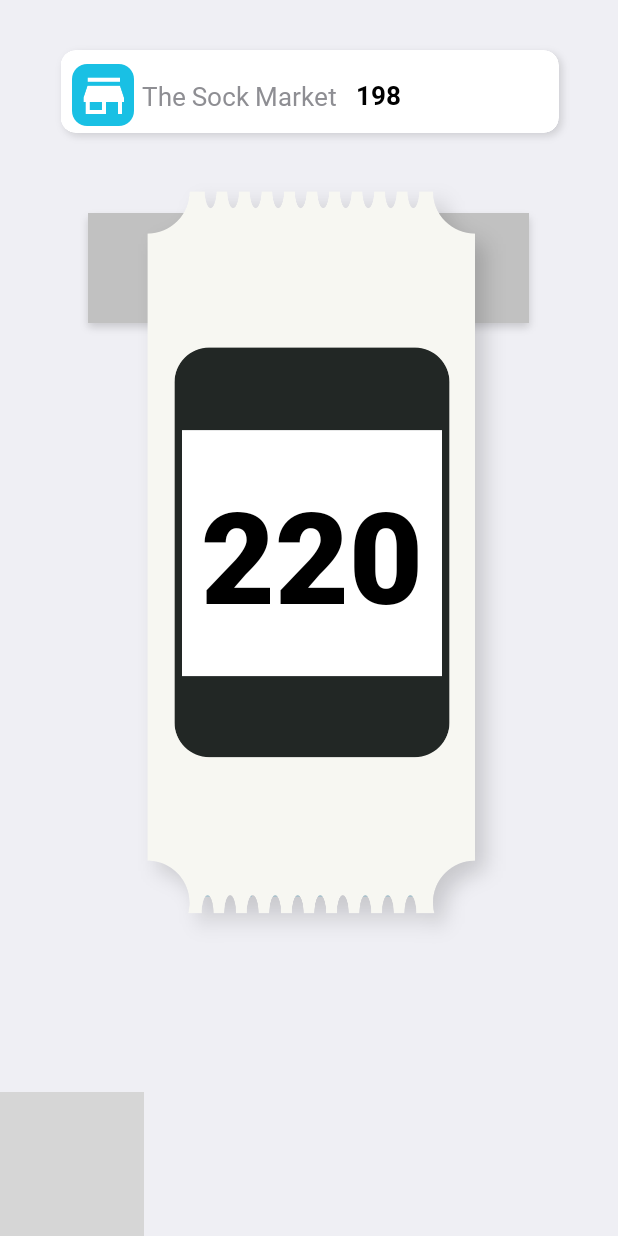
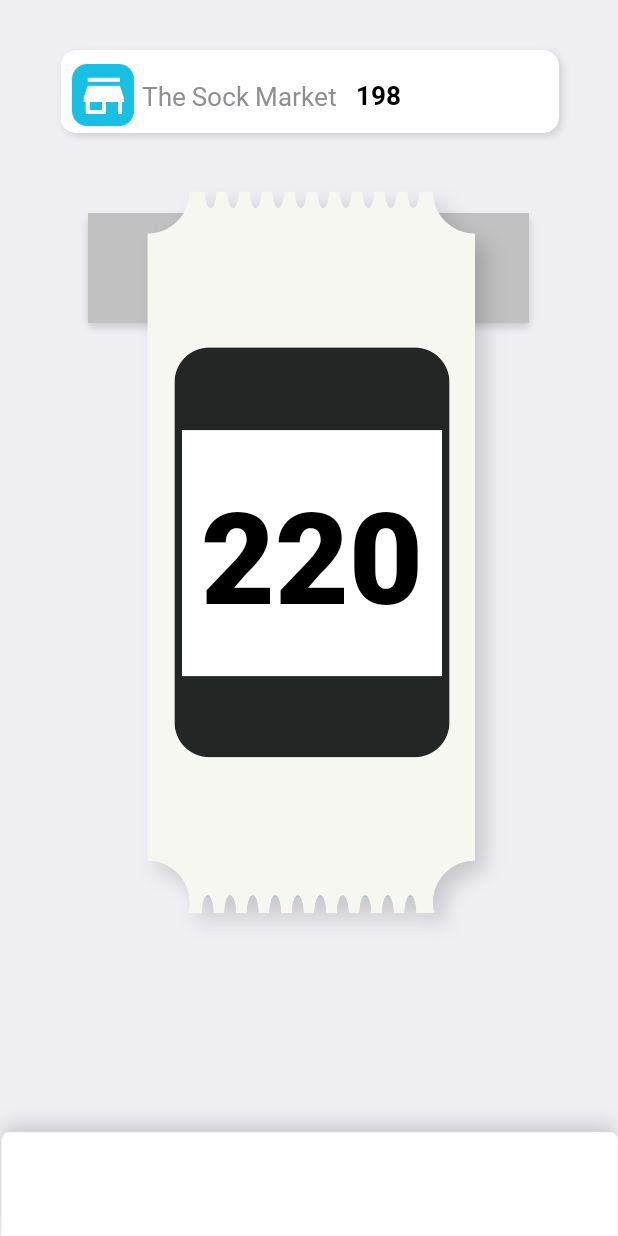
Before and after one commit to Infintelooper/token_generator, an Android app: the screen it shows after launch (MainActivity), on a phone screen of 412 x 824 dp. Run offline under Robolectric (Android 15) with nearby library versions, the phone set to English and light mode, and no system bars; grey boxes are pictures that could not be loaded.

Commit message:
change navigation bar name to bottom bar

```diff
--- a/app/src/main/res/layout/activity_main.xml
+++ b/app/src/main/res/layout/activity_main.xml
@@ -19,7 +19,7 @@
         app:layout_constraintStart_toStartOf="parent"
         app:layout_constraintTop_toTopOf="parent"
         app:layout_constraintVertical_bias="1.0"
-        app:srcCompat="@drawable/navigation_bar"
+        app:srcCompat="@drawable/botton_bar"
         tools:ignore="ContentDescription" />
 
     <ImageView
```
Also changed, not shown: app/src/main/res/drawable-hdpi/botton_bar.png (added), app/src/main/res/drawable-ldpi/botton_bar.png (added), app/src/main/res/drawable-mdpi/botton_bar.png (added), app/src/main/res/drawable-xhdpi/botton_bar.png (added), app/src/main/res/drawable-xxhdpi/botton_bar.png (added), app/src/main/res/drawable-xxxhdpi/botton_bar.png (added).
